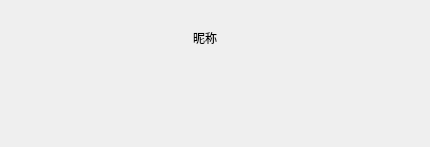
Qt form chat/chatbubble.ui (devzyz/Chat) before a commit.
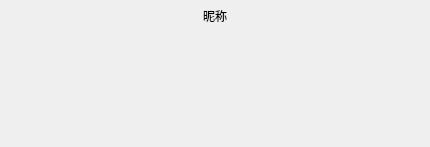
The same form after that commit.

```diff
--- a/chat/chatbubble.ui
+++ b/chat/chatbubble.ui
@@ -44,12 +44,27 @@
    </item>
    <item>
     <widget class="QWidget" name="left_head_widget" native="true">
+     <property name="minimumSize">
+      <size>
+       <width>50</width>
+       <height>0</height>
+      </size>
+     </property>
+     <property name="maximumSize">
+      <size>
+       <width>50</width>
+       <height>16777215</height>
+      </size>
+     </property>
      <layout class="QVBoxLayout" name="verticalLayout_left_head">
+      <property name="spacing">
+       <number>0</number>
+      </property>
       <property name="leftMargin">
        <number>0</number>
       </property>
       <property name="topMargin">
-       <number>0</number>
+       <number>5</number>
       </property>
       <property name="rightMargin">
        <number>0</number>
@@ -61,14 +76,14 @@
        <widget class="QLabel" name="left_head_label">
         <property name="minimumSize">
          <size>
-          <width>30</width>
-          <height>30</height>
+          <width>42</width>
+          <height>42</height>
          </size>
         </property>
         <property name="maximumSize">
          <size>
-          <width>30</width>
-          <height>30</height>
+          <width>42</width>
+          <height>42</height>
          </size>
         </property>
         <property name="scaledContents">
@@ -76,6 +91,19 @@
         </property>
        </widget>
       </item>
+      <item>
+       <spacer name="verticalSpacer_2">
+        <property name="orientation">
+         <enum>Qt::Vertical</enum>
+        </property>
+        <property name="sizeHint" stdset="0">
+         <size>
+          <width>20</width>
+          <height>40</height>
+         </size>
+        </property>
+       </spacer>
+      </item>
      </layout>
     </widget>
    </item>
@@ -83,7 +111,7 @@
     <widget class="QWidget" name="chat_content_widget" native="true">
      <layout class="QVBoxLayout" name="verticalLayout_content">
       <property name="spacing">
-       <number>3</number>
+       <number>0</number>
       </property>
       <property name="leftMargin">
        <number>0</number>
@@ -99,6 +127,12 @@
       </property>
       <item>
        <widget class="QLabel" name="user_name_label">
+        <property name="maximumSize">
+         <size>
+          <width>16777215</width>
+          <height>25</height>
+         </size>
+        </property>
         <property name="text">
          <string>昵称</string>
         </property>
@@ -107,17 +141,20 @@
       <item>
        <widget class="QWidget" name="bubble_placeholder" native="true">
         <layout class="QVBoxLayout" name="bubble_layout">
+         <property name="spacing">
+          <number>0</number>
+         </property>
          <property name="leftMargin">
-          <number>3</number>
+          <number>0</number>
          </property>
          <property name="topMargin">
-          <number>3</number>
+          <number>0</number>
          </property>
          <property name="rightMargin">
-          <number>3</number>
+          <number>0</number>
          </property>
          <property name="bottomMargin">
-          <number>3</number>
+          <number>0</number>
          </property>
         </layout>
        </widget>
@@ -130,13 +167,13 @@
      <property name="minimumSize">
       <size>
        <width>50</width>
-       <height>50</height>
+       <height>0</height>
       </size>
      </property>
      <property name="maximumSize">
       <size>
        <width>50</width>
-       <height>50</height>
+       <height>16777215</height>
       </size>
      </property>
      <layout class="QVBoxLayout" name="verticalLayout_right_head">
@@ -147,7 +184,7 @@
        <number>0</number>
       </property>
       <property name="topMargin">
-       <number>10</number>
+       <number>5</number>
       </property>
       <property name="rightMargin">
        <number>0</number>
@@ -177,6 +214,19 @@
         </property>
        </widget>
       </item>
+      <item>
+       <spacer name="verticalSpacer">
+        <property name="orientation">
+         <enum>Qt::Vertical</enum>
+        </property>
+        <property name="sizeHint" stdset="0">
+         <size>
+          <width>20</width>
+          <height>40</height>
+         </size>
+        </property>
+       </spacer>
+      </item>
      </layout>
     </widget>
    </item>
```
